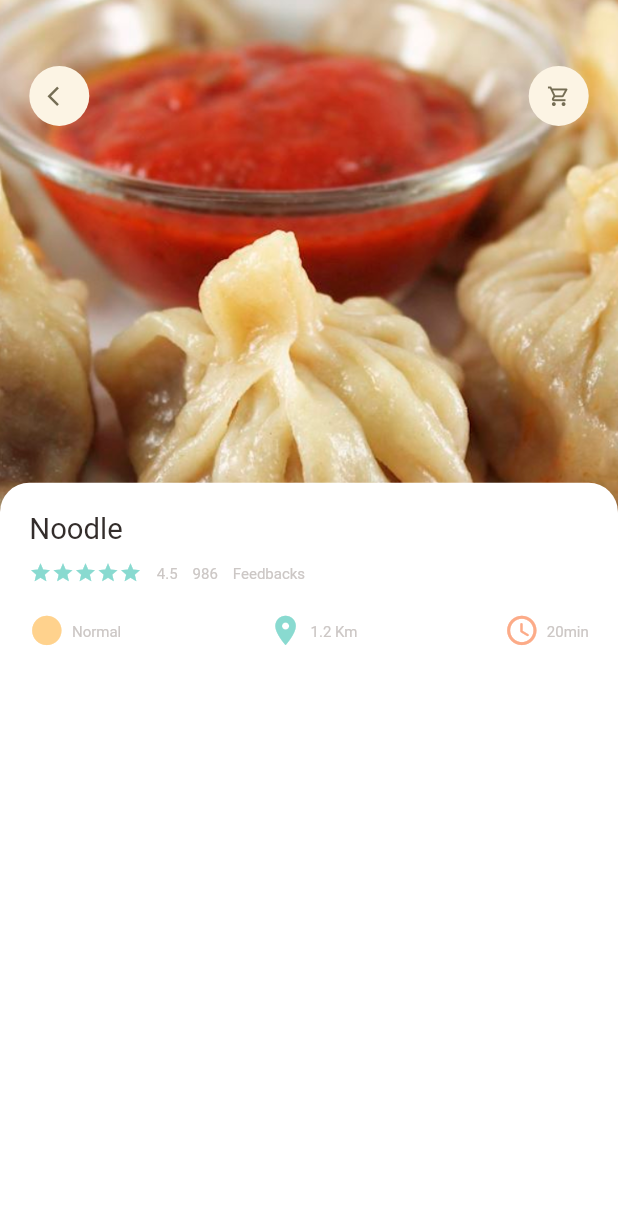
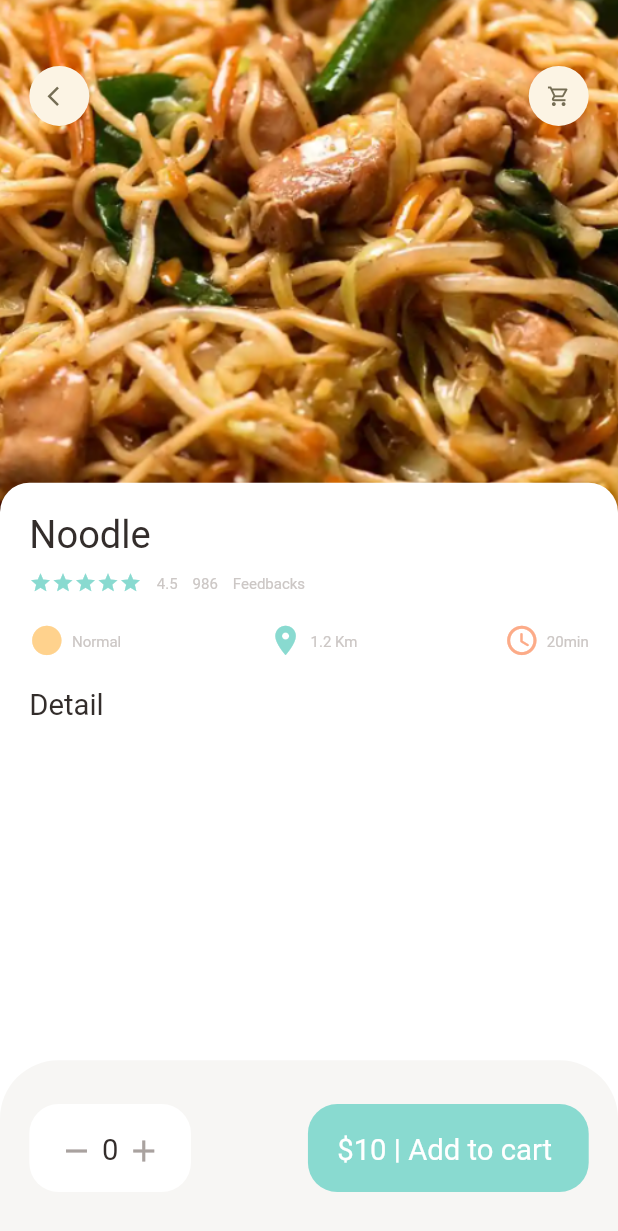
Before and after one commit to Anjeelchaudhary/E-commersApplication-_Foodie-, a Flutter app: the screen it shows after launch, on a phone screen of 412 x 824 dp. Shown: the top 1231 px of the screen. Run offline on Flutter 3.47's test engine with Material 2 defaults, Android fonts, the phone set to English and light mode, and no system bars; our stand-ins replace dots_indicator, get.

Commit message:
:sparkles: bottom buttons is added
bottom scafold is added for adding to cart

```diff
--- a/lib/main.dart
+++ b/lib/main.dart
@@ -1,7 +1,7 @@
 import 'package:flutter/material.dart';
 import 'package:flutter_ecommers_app/pages/food/popular_food_detail.dart';
 //import 'package:flutter_ecommers_app/home/main_food_page.dart';
-import 'package:flutter_ecommers_app/pages/home/main_food_page.dart';
+//import 'package:flutter_ecommers_app/pages/home/main_food_page.dart';
 import 'package:get/get.dart';
 
 void main() {
--- a/lib/pages/food/popular_food_detail.dart
+++ b/lib/pages/food/popular_food_detail.dart
@@ -1,10 +1,12 @@
 import 'package:flutter/material.dart';
 import 'package:flutter_ecommers_app/utils/colors.dart';
+//import 'package:flutter_ecommers_app/utils/colors.dart';
 import 'package:flutter_ecommers_app/utils/dimensions.dart';
 import 'package:flutter_ecommers_app/widgets/app_column.dart';
 import 'package:flutter_ecommers_app/widgets/big_text.dart';
-import 'package:flutter_ecommers_app/widgets/icon_and_text_widget.dart';
-import 'package:flutter_ecommers_app/widgets/small_text.dart';
+//import 'package:flutter_ecommers_app/widgets/big_text.dart';
+//import 'package:flutter_ecommers_app/widgets/icon_and_text_widget.dart';
+//import 'package:flutter_ecommers_app/widgets/small_text.dart';
 
 import '../../widgets/app_icon.dart';
 
@@ -14,6 +16,7 @@ class PopularFoodDetail extends StatelessWidget {
   @override
   Widget build(BuildContext context) {
     return Scaffold(
+      backgroundColor: Colors.white,
       body: Stack(
         children: [
           Positioned(
@@ -25,7 +28,7 @@ class PopularFoodDetail extends StatelessWidget {
               decoration: BoxDecoration(
                   image: DecorationImage(
                       fit: BoxFit.cover,
-                      image: AssetImage("assets/image/momoo.png"))),
+                      image: AssetImage("assets/image/chowmein.png"))),
             ),
           ),
           Positioned(
@@ -56,12 +59,81 @@ class PopularFoodDetail extends StatelessWidget {
                       topLeft: Radius.circular(Dimensions.radius20),
                     ),
                     color: Colors.white),
-              child: AppColumn(),
-
-              /////
+                child: Column(
+                  crossAxisAlignment: CrossAxisAlignment.start,
+                  children: [
+                    AppColumn(text: "Noodle"),
+                    SizedBox(
+                      height: Dimensions.height20,
                     ),
+                    BigText(text: "Detail")
+                  ],
+                )),
           )
         ],
+      ),
+      bottomNavigationBar: Container(
+        height: Dimensions.bottomHeightBar,
+        padding: EdgeInsets.only(
+            top: Dimensions.height30,
+            bottom: Dimensions.height30,
+            left: Dimensions.width20,
+            right: Dimensions.width20),
+        decoration: BoxDecoration(
+          color: AppColors.buttonBackgroundColor,
+          borderRadius: BorderRadius.only(
+            topLeft: Radius.circular(Dimensions.radius20 * 2),
+            topRight: Radius.circular(Dimensions.radius20 * 2),
+          ),
+        ),
+        child: Row(
+          mainAxisAlignment: MainAxisAlignment.spaceBetween,
+          children: [
+            Container(
+              padding: EdgeInsets.only(
+                  top: Dimensions.height20,
+                  bottom: Dimensions.height20,
+                  left: Dimensions.width20,
+                  right: Dimensions.width20),
+              decoration: BoxDecoration(
+                  borderRadius: BorderRadius.circular(Dimensions.radius20),
+                  color: Colors.white),
+              child: Row(
+                children: [
+                  Icon(
+                    Icons.remove,
+                    color: AppColors.singnColor,
+                  ),
+                  SizedBox(
+                    width: Dimensions.width10 / 2,
+                  ),
+                  BigText(text: "0"),
+                  SizedBox(
+                    width: Dimensions.width10 / 2,
+                  ),
+                  Icon(
+                    Icons.add,
+                    color: AppColors.singnColor,
+                  ),
+                ],
+              ),
+            ),
+            Container(
+              padding: EdgeInsets.only(
+                  top: Dimensions.height20,
+                  bottom: Dimensions.height20,
+                  left: Dimensions.width20,
+                  right: Dimensions.width20),
+              child: BigText(
+                text: "\$10 | Add to cart ",
+                color: Colors.white,
+              ),
+              decoration: BoxDecoration(
+                  borderRadius: BorderRadius.circular(Dimensions.radius20),
+                  color: AppColors.mainColor),
+            )
+          ],
+        ),
       ),
     );
   }
--- a/lib/utils/dimensions.dart
+++ b/lib/utils/dimensions.dart
@@ -24,7 +24,9 @@ class Dimensions {
   static double width20 = screenHeight / 42.2;
   static double width30 = screenHeight / 28.13;
 
+  //font  size
   static double font20 = screenHeight / 42.2;
+  static double font26 = screenHeight / 32.46;
 
   //radius
   static double radius15 = screenHeight / 56.27;
@@ -41,4 +43,7 @@ class Dimensions {
 
   //Popular food
   static double popularFoodImgSize = screenHeight / 2.41;
+
+  //bottom height
+  static double bottomHeightBar = screenHeight / 7.03;
 }
--- a/lib/widgets/app_column.dart
+++ b/lib/widgets/app_column.dart
@@ -6,14 +6,18 @@ import 'package:flutter_ecommers_app/widgets/icon_and_text_widget.dart';
 import 'package:flutter_ecommers_app/widgets/small_text.dart';
 
 class AppColumn extends StatelessWidget {
-  const AppColumn({Key? key}) : super(key: key);
+  final String text;
+  const AppColumn({Key? key, required this.text}) : super(key: key);
 
   @override
   Widget build(BuildContext context) {
     return Column(
       crossAxisAlignment: CrossAxisAlignment.start,
       children: [
-        BigText(text: "Noodle"),
+        BigText(
+          text: text,
+          size: Dimensions.font26,
+        ),
         SizedBox(
           height: Dimensions.height10,
         ),
```
Also changed, not shown: lib/pages/home/food_page_body.dart (+5 -55 lines), lib/widgets/expandable_text_widget.dart (added, +15 -0 lines). Lines whose indentation alone changed are shown as unchanged.
